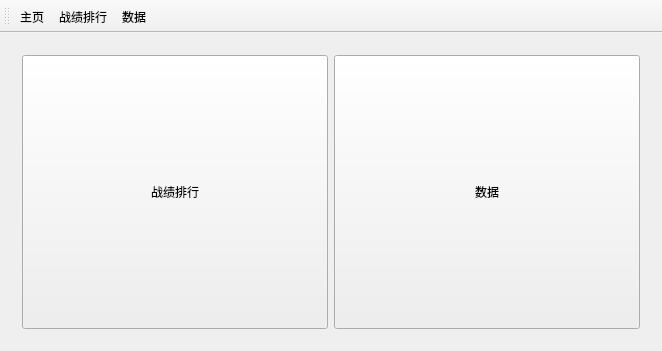
Qt form view/view.ui (lincandong/Basketball_Data_Visualization) before a commit.
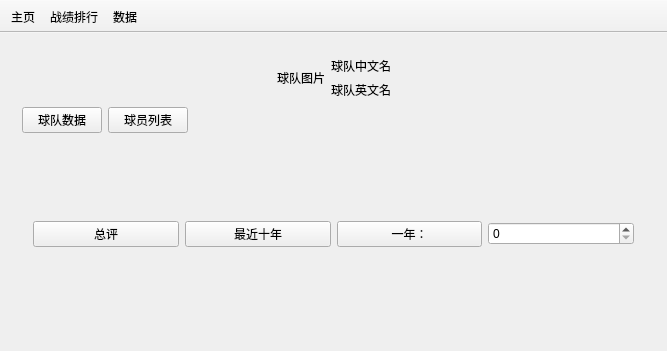
The same form after that commit. The open tabs and pages were chosen to show the change.

```diff
--- a/view/view.ui
+++ b/view/view.ui
@@ -6,10 +6,16 @@
    <rect>
     <x>0</x>
     <y>0</y>
-    <width>662</width>
+    <width>667</width>
     <height>351</height>
    </rect>
   </property>
+  <property name="sizePolicy">
+   <sizepolicy hsizetype="Maximum" vsizetype="Maximum">
+    <horstretch>0</horstretch>
+    <verstretch>0</verstretch>
+   </sizepolicy>
+  </property>
   <property name="windowTitle">
    <string>view</string>
   </property>
@@ -81,9 +87,15 @@
       <widget class="QWidget" name="pageData">
        <layout class="QVBoxLayout" name="verticalLayout_3">
         <item>
-         <layout class="QHBoxLayout" name="horizontalLayout_3">
-          <item>
-           <widget class="QLabel" name="label">
+         <layout class="QGridLayout" name="gridLayout" rowstretch="1,1,16" columnstretch="0,0,0,0,0,0,0">
+          <item row="1" column="1">
+           <widget class="QLabel" name="label_4">
+            <property name="frameShape">
+             <enum>QFrame::WinPanel</enum>
+            </property>
+            <property name="frameShadow">
+             <enum>QFrame::Raised</enum>
+            </property>
             <property name="text">
              <string>东部</string>
             </property>
@@ -106,6 +118,173 @@
         </item>
        </layout>
       </widget>
+      <widget class="QWidget" name="pageTeam">
+       <layout class="QVBoxLayout" name="verticalLayout_3">
+        <item>
+         <layout class="QGridLayout" name="gridLayout_2">
+          <item row="1" column="2">
+           <widget class="QLabel" name="labelTeamName">
+            <property name="text">
+             <string>球队英文名</string>
+            </property>
+            <property name="alignment">
+             <set>Qt::AlignHCenter|Qt::AlignTop</set>
+            </property>
+           </widget>
+          </item>
+          <item row="0" column="1" rowspan="2">
+           <widget class="QLabel" name="labelTeamPix">
+            <property name="text">
+             <string>球队图片</string>
+            </property>
+            <property name="margin">
+             <number>0</number>
+            </property>
+           </widget>
+          </item>
+          <item row="0" column="3">
+           <spacer name="horizontalSpacer_2">
+            <property name="orientation">
+             <enum>Qt::Horizontal</enum>
+            </property>
+            <property name="sizeHint" stdset="0">
+             <size>
+              <width>40</width>
+              <height>20</height>
+             </size>
+            </property>
+           </spacer>
+          </item>
+          <item row="0" column="2">
+           <widget class="QLabel" name="labelTeamTitle">
+            <property name="text">
+             <string>球队中文名</string>
+            </property>
+            <property name="alignment">
+             <set>Qt::AlignBottom|Qt::AlignHCenter</set>
+            </property>
+           </widget>
+          </item>
+          <item row="1" column="3">
+           <spacer name="horizontalSpacer_3">
+            <property name="orientation">
+             <enum>Qt::Horizontal</enum>
+            </property>
+            <property name="sizeHint" stdset="0">
+             <size>
+              <width>40</width>
+              <height>20</height>
+             </size>
+            </property>
+           </spacer>
+          </item>
+          <item row="0" column="0">
+           <spacer name="horizontalSpacer_4">
+            <property name="orientation">
+             <enum>Qt::Horizontal</enum>
+            </property>
+            <property name="sizeHint" stdset="0">
+             <size>
+              <width>40</width>
+              <height>20</height>
+             </size>
+            </property>
+           </spacer>
+          </item>
+          <item row="1" column="0">
+           <spacer name="horizontalSpacer_5">
+            <property name="orientation">
+             <enum>Qt::Horizontal</enum>
+            </property>
+            <property name="sizeHint" stdset="0">
+             <size>
+              <width>40</width>
+              <height>20</height>
+             </size>
+            </property>
+           </spacer>
+          </item>
+         </layout>
+        </item>
+        <item>
+         <layout class="QHBoxLayout" name="horizontalLayout_3" stretch="0,0,0">
+          <item>
+           <widget class="QPushButton" name="pushButtonTeam">
+            <property name="text">
+             <string>球队数据</string>
+            </property>
+           </widget>
+          </item>
+          <item>
+           <widget class="QPushButton" name="pushButtonPlayer">
+            <property name="text">
+             <string>球员列表</string>
+            </property>
+           </widget>
+          </item>
+          <item>
+           <spacer name="horizontalSpacer">
+            <property name="orientation">
+             <enum>Qt::Horizontal</enum>
+            </property>
+            <property name="sizeHint" stdset="0">
+             <size>
+              <width>40</width>
+              <height>20</height>
+             </size>
+            </property>
+           </spacer>
+          </item>
+         </layout>
+        </item>
+        <item>
+         <widget class="QStackedWidget" name="stackedWidgetTeam">
+          <widget class="QWidget" name="pageTeamDetail">
+           <layout class="QVBoxLayout" name="verticalLayout_5" stretch="1,5">
+            <item>
+             <layout class="QHBoxLayout" name="horizontalLayout_4">
+              <item>
+               <widget class="QPushButton" name="pushButton_3">
+                <property name="text">
+                 <string>总评</string>
+                </property>
+               </widget>
+              </item>
+              <item>
+               <widget class="QPushButton" name="pushButton_4">
+                <property name="text">
+                 <string>最近十年</string>
+                </property>
+               </widget>
+              </item>
+              <item>
+               <widget class="QPushButton" name="pushButton_5">
+                <property name="text">
+                 <string>一年：</string>
+                </property>
+               </widget>
+              </item>
+              <item>
+               <widget class="QSpinBox" name="spinBox"/>
+              </item>
+             </layout>
+            </item>
+            <item>
+             <layout class="QGridLayout" name="gridLayout_4"/>
+            </item>
+           </layout>
+          </widget>
+          <widget class="QWidget" name="pagePlayer">
+           <layout class="QVBoxLayout" name="verticalLayout_4">
+            <item>
+             <layout class="QGridLayout" name="gridLayout_3"/>
+            </item>
+           </layout>
+          </widget>
+         </widget>
+        </item>
+       </layout>
+      </widget>
      </widget>
     </item>
    </layout>
@@ -114,6 +293,9 @@
    <property name="windowTitle">
     <string>toolBar</string>
    </property>
+   <property name="movable">
+    <bool>false</bool>
+   </property>
    <property name="floatable">
     <bool>true</bool>
    </property>
```
Left out of the diff: 128 changed lines with no effect on the pictures.
